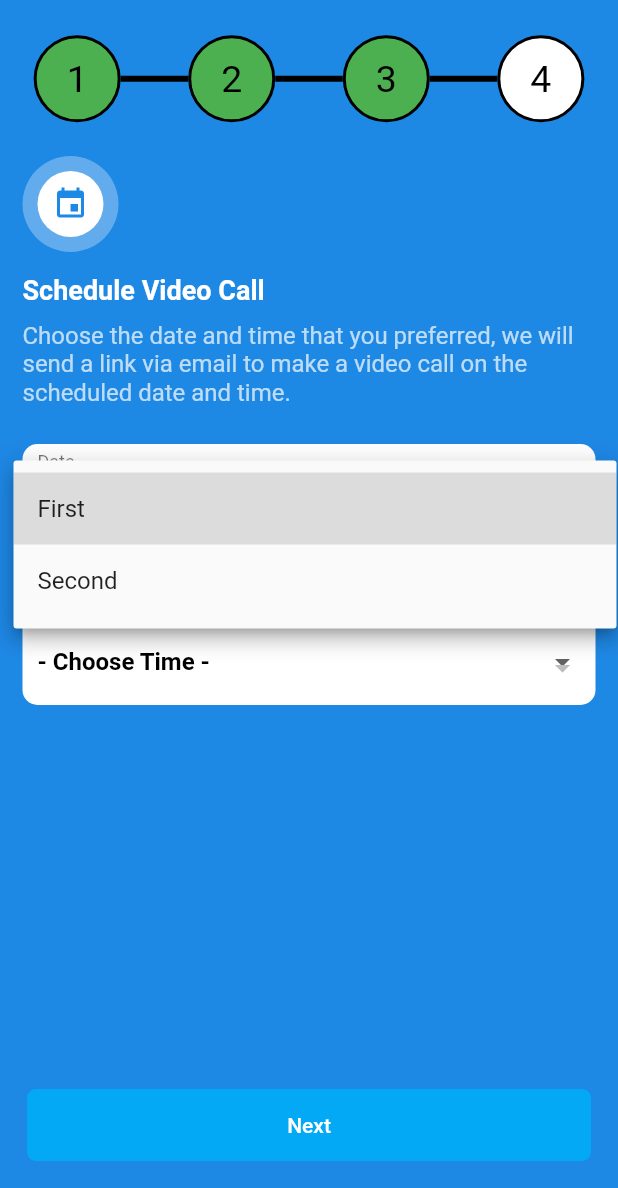
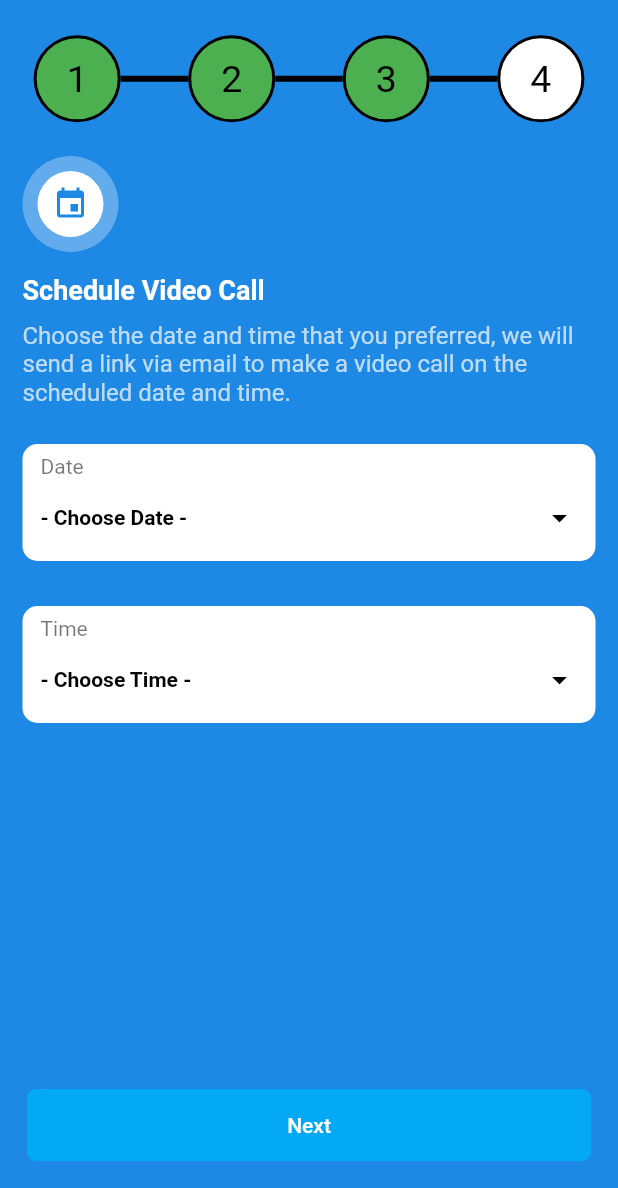
Before and after one commit to praveen0603/FlutterAssignment, a Flutter app: the MyVideoCallPage screen opened directly, after a tap on "- Choose Date -", on a phone screen of 412 x 824 dp, the part 48-1236 px from its top. Run offline on Flutter 3.47's test engine with Material 2 defaults, Android fonts, the phone set to English and light mode, and no system bars; our stand-ins replace flutter_datetime_picker.

Commit message:
Update ScheduleVideoCallScreen.dart
Date and Time Picker added on click events

```diff
--- a/flutter_assignment/lib/ScheduleVideoCallScreen.dart
+++ b/flutter_assignment/lib/ScheduleVideoCallScreen.dart
@@ -1,5 +1,6 @@
 import 'package:flutter/material.dart';
 import 'ScreenProgress.dart';
+import 'package:flutter_datetime_picker/flutter_datetime_picker.dart';
 
 class ScheduleVideoCallScreen extends StatelessWidget {
   @override
@@ -45,6 +46,12 @@ class _MyVideoCallPageState extends State<MyVideoCallPage> {
   Widget build(BuildContext context) {
     var deviceHeight = MediaQuery.of(context).size.height;
     var deviceWidth = MediaQuery.of(context).size.width;
+    /*final dateFormat = DateFormat("dd/mm/yyyy");
+    final timeFormat = DateFormat("hh:mm a");*/
+    DateTime date;
+    var dateSelected = false;
+    var time = "";
+
     // TODO: implement build
     return Scaffold(
       backgroundColor: Colors.blue[600],
@@ -133,40 +140,58 @@ class _MyVideoCallPageState extends State<MyVideoCallPage> {
                     child: Column(
                       children: <Widget>[
                         Container(
+                          padding: EdgeInsets.all(2),
                           alignment: Alignment.centerLeft,
                           child: Text(
                             "Date",
                             style:
-                                TextStyle(fontSize: 12, color: Colors.black54),
+                                TextStyle(fontSize: 14, color: Colors.black54),
                           ),
                         ),
-                        DropdownButton(
-                            underline: DropdownButtonHideUnderline(
-                                child: DropdownButton()),
-                            isExpanded: true,
-                            hint: Text(
-                              "- Choose Date -",
-                              style: TextStyle(color: Colors.black, fontWeight: FontWeight.bold),
-                            ),
-                            items: [
-                              DropdownMenuItem(
-                                value: "1",
+                        FlatButton(
+                            onPressed: () {
+                              DatePicker.showDatePicker(context,
+                                  showTitleActions: true,
+                                  minTime: DateTime(2000, 1, 1),
+                                  maxTime: DateTime(2022, 12, 31),
+                                  onChanged: (confdate) {
+                                    setState(() {
+                                      dateSelected = true;
+                                      date = confdate;
+                                    });
+                                print('change $date');
+                              }, onConfirm: (confdate) {
+                                setState(() {
+                                  dateSelected = true;
+                                  date = confdate;
+                                });
+
+                                print('conf $date');
+                              },
+                                  currentTime: DateTime.now(),
+                                  locale: LocaleType.en);
+                            },
+                            padding: EdgeInsets.all(2),
+                            child: Row(
+                              mainAxisAlignment: MainAxisAlignment.spaceBetween,
+                              mainAxisSize: MainAxisSize.max,
+                              children: <Widget>[
+                                Container(
                                   child: Text(
-                                  "First",
+                                    dateSelected ? date.toString():"- Choose Date -",
+                                    style: TextStyle(
+                                        color: Colors.black,
+                                        fontWeight: FontWeight.bold),
                                   ),
                                 ),
-                              DropdownMenuItem(
-                                value: "2",
-                                child: Text(
-                                  "Second",
+                                Container(
+                                  child: Icon(
+                                    Icons.arrow_drop_down,
+                                    color: Colors.black,
                                   ),
-                              ),
+                                )
                               ],
-                            onChanged: (value) {
-                              setState(() {
-                                _myActivity = value;
-                              });
-                            }),
+                            )),
                       ],
                     )),
                 Container(
@@ -180,40 +205,49 @@ class _MyVideoCallPageState extends State<MyVideoCallPage> {
                     child: Column(
                       children: <Widget>[
                         Container(
+                          padding: EdgeInsets.all(2),
                           alignment: Alignment.centerLeft,
                           child: Text(
                             "Time",
                             style:
-                                TextStyle(fontSize: 12, color: Colors.black54),
+                                TextStyle(fontSize: 14, color: Colors.black54),
                           ),
                         ),
-                        DropdownButton(
-                            underline: DropdownButtonHideUnderline(
-                                child: DropdownButton()),
-                            isExpanded: true,
-                            hint: Text(
+                        FlatButton(
+                            onPressed: () {
+                              DatePicker.showTimePicker(
+                                  context,
+                                showTitleActions: true,
+                                currentTime: DateTime.now(),
+                                onChanged: (date) {
+                                  print('change $date in time zone ' +
+                                      date.timeZoneOffset.inHours.toString());
+                                }, onConfirm: (date) {
+                                print('confirm $date');
+                              },
+                              );
+                            },
+                            padding: EdgeInsets.all(2),
+                            child: Row(
+                              mainAxisAlignment: MainAxisAlignment.spaceBetween,
+                              mainAxisSize: MainAxisSize.max,
+                              children: <Widget>[
+                                Container(
+                                  child: Text(
                                     "- Choose Time -",
-                              style: TextStyle(color: Colors.black, fontWeight: FontWeight.bold),
-                            ),
-                            items: [
-                              DropdownMenuItem(
-                                value: "1",
-                                child: Text(
-                                  "First",
+                                    style: TextStyle(
+                                        color: Colors.black,
+                                        fontWeight: FontWeight.bold),
                                   ),
                                 ),
-                              DropdownMenuItem(
-                                value: "2",
-                                child: Text(
-                                  "Second",
+                                Container(
+                                  child: Icon(
+                                    Icons.arrow_drop_down,
+                                    color: Colors.black,
                                   ),
-                              ),
+                                )
                               ],
-                            onChanged: (value) {
-                              setState(() {
-                                _myActivity = value;
-                              });
-                            }),
+                            )),
                       ],
                     )),
               ],
```
Lines whose indentation alone changed are shown as unchanged.
